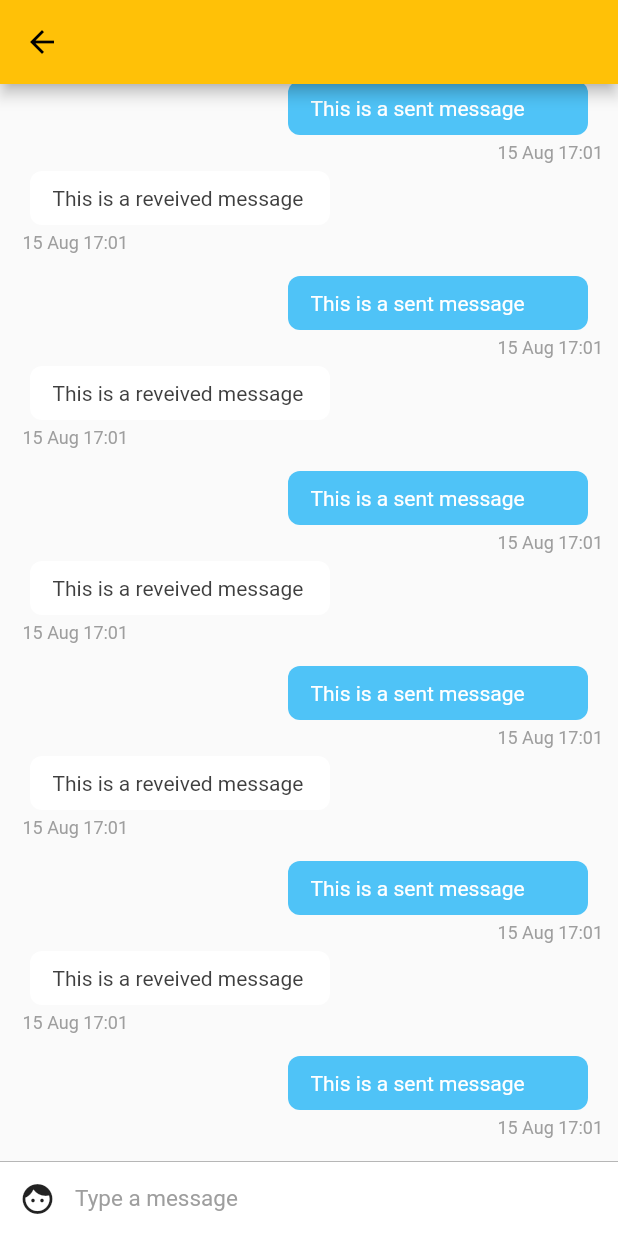
After one commit to zhukeev/simple_firebase_messanger, a Flutter app: the ConversationPage screen opened directly, on a phone screen of 412 x 824 dp. The commit adds this screen. Run offline on Flutter 3.47's test engine with Material 2 defaults, Android fonts, the phone set to English and light mode, and no system bars.

Commit message:
ConversationPage ConversationPageList

```diff
--- /dev/null
+++ b/lib/config/Palette.dart
@@ -0,0 +1,27 @@
+import 'package:flutter/material.dart';
+
+// Color palette for the unthemed pages
+class Palette{
+  static Color primaryColor = Colors.white;
+  static Color accentColor =  Color(0xff4fc3f7);
+  static Color secondaryColor = Colors.black;
+
+  static Color gradientStartColor = accentColor;
+  static Color gradientEndColor = Color(0xff6aa8fd);
+  static Color errorGradientStartColor = Color(0xffd50000);
+  static Color errorGradientEndColor = Color(0xff9b0000);
+
+
+  static Color primaryTextColorLight = Colors.white;
+  static Color secondaryTextColorLight = Colors.white70;
+  static Color hintTextColorLight = Colors.white70;
+
+
+  static Color selfMessageBackgroundColor = Color(0xff4fc3f7);
+  static Color otherMessageBackgroundColor = Colors.white;
+
+  static Color selfMessageColor = Colors.white;
+  static Color otherMessageColor = Color(0xff3f3f3f);
+
+  static Color greyColor = Colors.grey;
+}
--- a/lib/main.dart
+++ b/lib/main.dart
@@ -1,4 +1,5 @@
 import 'package:flutter/material.dart';
+import 'package:simple_firebase_messanger/pages/ConversationPageList.dart';
 
 void main() => runApp(MyApp());
 
@@ -44,6 +45,9 @@ class _MyHomePageState extends State<MyHomePage> {
           ],
         ),
       ),
+      floatingActionButton: FloatingActionButton(onPressed: (){
+        Navigator.of(context).push(MaterialPageRoute(builder: (context)=>ConversationPageList()));
+      }),
     );
   }
 }
--- /dev/null
+++ b/lib/pages/ConversationPage.dart
@@ -0,0 +1,29 @@
+import 'package:flutter/material.dart';
+import 'package:simple_firebase_messanger/widgets/ChatListWidget.dart';
+import 'package:simple_firebase_messanger/widgets/InputWidget.dart';
+
+class ConversationPage extends StatefulWidget {
+  @override
+  _ConversationPageState createState() => _ConversationPageState();
+}
+
+class _ConversationPageState extends State<ConversationPage> {
+  @override
+  Widget build(BuildContext context) {
+    return SafeArea(
+      child: Scaffold(
+        appBar: AppBar(),
+        body: Stack(
+          children: <Widget>[
+            Column(
+              children: <Widget>[
+                ChatListWidget(),
+                InputWidget(),
+              ],
+            )
+          ],
+        ),
+      ),
+    );
+  }
+}
--- /dev/null
+++ b/lib/widgets/ChatItemWidget.dart
@@ -0,0 +1,92 @@
+import 'package:flutter/material.dart';
+import 'package:intl/intl.dart';
+import 'package:simple_firebase_messanger/config/Palette.dart';
+
+class ChatItemWidget extends StatelessWidget {
+  final int index;
+
+  ChatItemWidget(this.index);
+
+  @override
+  Widget build(BuildContext context) {
+    if (index % 2 == 0) {
+      return Container(
+        child: Column(
+          children: <Widget>[
+            Row(
+              children: <Widget>[
+                Container(
+                  child: Text(
+                    'This is a sent message',
+                    style: TextStyle(color: Palette.selfMessageColor),
+                  ),
+                  padding:
+                      const EdgeInsets.symmetric(vertical: 10, horizontal: 15),
+                  width: 200.0,
+                  decoration: BoxDecoration(
+                      color: Palette.selfMessageBackgroundColor,
+                      borderRadius: BorderRadius.circular(8.0)),
+                  margin: EdgeInsets.only(right: 10.0),
+                )
+              ],
+              mainAxisAlignment: MainAxisAlignment.end,
+            ),
+            Row(
+              mainAxisAlignment: MainAxisAlignment.end,
+              children: <Widget>[
+                Container(
+                  child: Text(
+                    DateFormat('dd MMM kk:mm').format(
+                        DateTime.fromMillisecondsSinceEpoch(1565888474278)),
+                    style: TextStyle(
+                        color: Palette.greyColor,
+                        fontSize: 12.0,
+                        fontStyle: FontStyle.normal),
+                  ),
+                  margin: EdgeInsets.only(left: 5, top: 5, bottom: 5),
+                )
+              ],
+            )
+          ],
+        ),
+      );
+    } else {
+      return Container(
+        child: Column(
+          children: <Widget>[
+            Row(
+              children: <Widget>[
+                Container(
+                  child: Text(
+                    'This is a reveived message',
+                    style: TextStyle(color: Palette.otherMessageColor),
+                  ),
+                  padding: EdgeInsets.symmetric(vertical: 10, horizontal: 15),
+                  width: 200.0,
+                  decoration: BoxDecoration(
+                      color: Palette.otherMessageBackgroundColor,
+                      borderRadius: BorderRadius.circular(8.0)),
+                  margin: EdgeInsets.only(left: 10),
+                )
+              ],
+            ),
+            Container(
+              child: Text(
+                DateFormat('dd MMM kk:mm').format(
+                  DateTime.fromMillisecondsSinceEpoch(1565888474278),
+                ),
+                style: TextStyle(
+                    color: Palette.greyColor,
+                    fontSize: 12.0,
+                    fontStyle: FontStyle.normal),
+              ),
+              margin: EdgeInsets.only(left: 5, top: 5, bottom: 5),
+            )
+          ],
+          crossAxisAlignment: CrossAxisAlignment.start,
+        ),
+        margin: EdgeInsets.only(bottom: 10.0),
+      );
+    }
+  }
+}
--- /dev/null
+++ b/lib/widgets/ChatListWidget.dart
@@ -0,0 +1,17 @@
+import 'package:flutter/material.dart';
+import 'package:simple_firebase_messanger/widgets/ChatItemWidget.dart';
+
+class ChatListWidget extends StatelessWidget {
+  final ScrollController listScrollController = ScrollController();
+
+  @override
+  Widget build(BuildContext context) {
+    return Flexible(
+        child: ListView.builder(
+            padding: EdgeInsets.all(10.0),
+            itemCount: 20,
+            reverse: true,
+            controller: listScrollController,
+            itemBuilder: (context, index) => ChatItemWidget(index)));
+  }
+}
--- /dev/null
+++ b/lib/widgets/InputWidget.dart
@@ -0,0 +1,49 @@
+import 'package:flutter/material.dart';
+import 'package:simple_firebase_messanger/config/Palette.dart';
+
+class InputWidget extends StatelessWidget {
+  final TextEditingController _textEditingController = TextEditingController();
+
+  @override
+  Widget build(BuildContext context) {
+    return Container(
+      child: Row(
+        children: <Widget>[
+          Material(
+            child: Container(
+              margin: EdgeInsets.symmetric(horizontal: 1.0),
+              child: IconButton(icon: Icon(Icons.face), onPressed: () {}),
+            ),
+            color: Colors.white,
+          ),
+          Flexible(
+              child: Container(
+            child: TextField(
+              style: TextStyle(color: Palette.primaryTextColorLight, fontSize: 15.0),
+              controller: _textEditingController,
+              decoration: InputDecoration.collapsed(
+                  hintText: 'Type a message',
+                  hintStyle: TextStyle(color: Palette.greyColor)),
+            ),
+          )),
+          Material(
+            child: Container(
+              margin: EdgeInsets.symmetric(horizontal: 8),
+              child: IconButton(
+                icon: Icon(Icons.send),
+                onPressed: () {},
+                color: Palette.primaryColor,
+              ),
+            ),
+            color: Colors.white,
+          ),
+        ],
+      ),
+      width: double.infinity,
+      height: 50.0,
+      decoration: BoxDecoration(
+          border: Border(top: BorderSide(color: Palette.greyColor, width: 0.5)),
+          color: Colors.white),
+    );
+  }
+}
```
Also changed, not shown: lib/config/Assets.dart (added, +10 -0 lines), lib/pages/ConversationPageList.dart (added, +20 -0 lines), lib/widgets/ChatAppBar.dart (added, +100 -0 lines), pubspec.yaml (+9 -7 lines), pubspec.lock.
